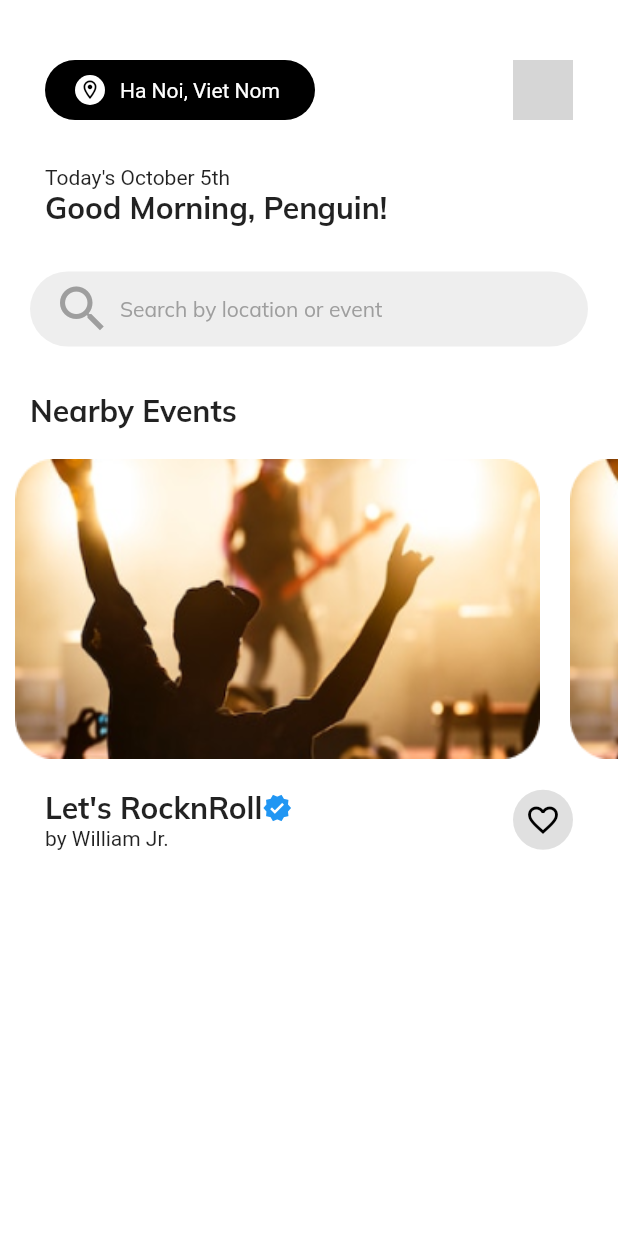
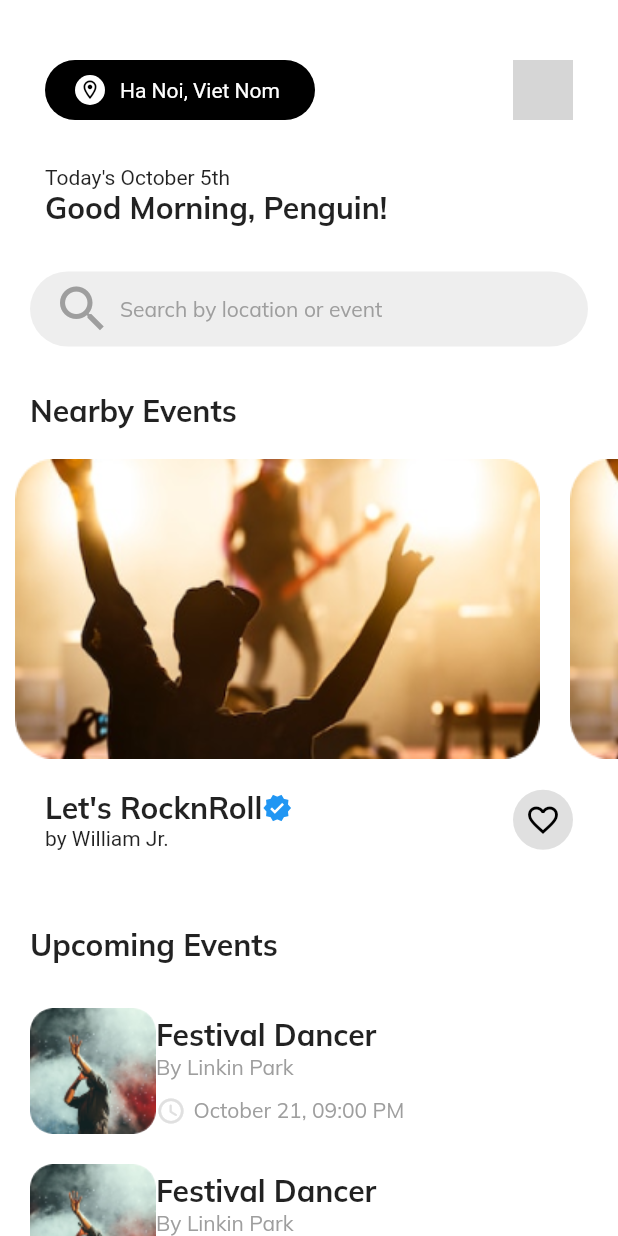
Before and after one commit to Olayiwolaaa/flutter_event_app, a Flutter app: the screen it shows after launch, on a phone screen of 412 x 824 dp. Run offline on Flutter 3.47's test engine with Material 2 defaults, Android fonts, the light colour scheme and no system bars; our stand-ins replace google_fonts; network calls fail; grey boxes are pictures that could not be loaded.

Commit message:
Upcoming Events Section

```diff
--- a/lib/main.dart
+++ b/lib/main.dart
@@ -62,7 +62,8 @@
               ),
               CircleAvatar(
                 backgroundColor: Colors.grey[500],
-                backgroundImage: NetworkImage('https://cdn3d.iconscout.com/3d/premium/thumb/afro-avatar-6299534-5187866.png'),
+                backgroundImage: NetworkImage(
+                    'https://cdn3d.iconscout.com/3d/premium/thumb/afro-avatar-6299534-5187866.png'),
               )
             ],
           ),
@@ -80,7 +81,6 @@
             ],
           ),
         ),
-
 
         const SizedBox(height: 30),
 
@@ -145,7 +145,11 @@
                   Row(
                     children: [
                       Text('Let\'s RocknRoll', style: kMulishBold),
-                    Icon(Icons.verified, color: Colors.blue, size: 20,),
+                      Icon(
+                        Icons.verified,
+                        color: Colors.blue,
+                        size: 20,
+                      ),
                     ],
                   ),
                   Text('by William Jr.'),
@@ -153,11 +157,61 @@
               ),
               CircleAvatar(
                 backgroundColor: Colors.grey[300],
-                child: Icon(Icons.favorite_outline, color: Colors.black,),
+                child: Icon(
+                  Icons.favorite_outline,
+                  color: Colors.black,
+                ),
               ),
             ],
           ),
+        ),
+
+        const SizedBox(height: 30),
+        Padding(
+          padding: const EdgeInsets.fromLTRB(20.0, 0, 0, 20.0),
+          child: Text('Upcoming Events', style: kMulishBold),
+        ),
+        Expanded(
+          child: ListView.builder(
+            shrinkWrap: true,
+            physics: NeverScrollableScrollPhysics(),
+            itemCount: 2,
+            scrollDirection: Axis.vertical,
+            itemBuilder: (context, index) {
+              return Padding(
+                padding: const EdgeInsets.symmetric(horizontal: 20.0, vertical: 10.0),
+                child: Row(
+                  children: [
+                    Container(
+                      height: 84,
+                      width: 84,
+                      decoration: BoxDecoration(
+                          image: DecorationImage(
+                            image: AssetImage('assets/images/festival_dancer.png')
+                          ),
+                          borderRadius: BorderRadius.circular(15.0)),
+                    ),
+                  Column(
+                    crossAxisAlignment: CrossAxisAlignment.start,
+                    children: [
+                      Text('Festival Dancer', style: kMulishBold,),
+                      Text('By Linkin Park', style: kMulishRegular,),
+                      SizedBox(height: 10.0,),
+                      Row(
+                        children: [
+                          Icon(Icons.access_time_rounded, color: Colors.grey[300], size: 20,),
+                          SizedBox(width: 5.0,),
+                          Text('October 21, 09:00 PM', style: kMulishRegular,)
+                        ],
                       )
+                    ],
+                  )
+                  ],
+                ),
+              );
+            },
+          ),
+        ),
       ],
     ));
   }
```
Also changed, not shown: assets/images/festival_dancer.png (added), assets/images/lantern_festival.png (added). Lines whose indentation alone changed are shown as unchanged.
